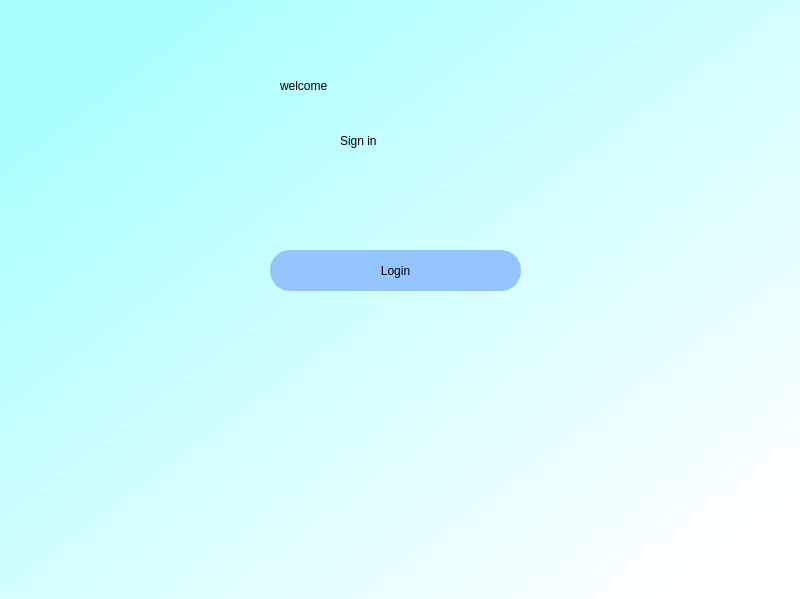
First picture: the form in welcomescreen.ui, repository nehamalviya22/Assure_Effort_Desktop_Application, before the edit.
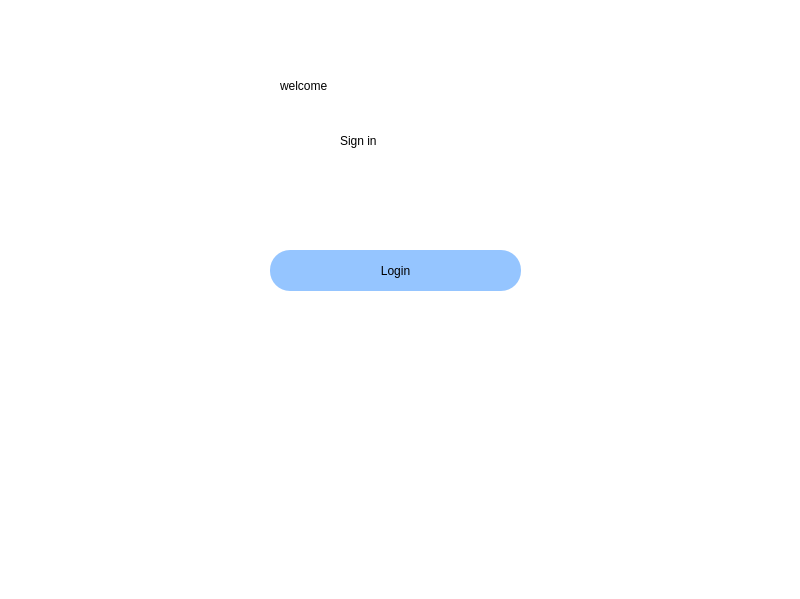
Second picture: the form after the edit.

Commit message: update design of all screen

```diff
--- a/welcomescreen.ui
+++ b/welcomescreen.ui
@@ -23,8 +23,7 @@
     </rect>
    </property>
    <property name="styleSheet">
-    <string notr="true">QWidget#bgwidget{
-background-color:qlineargradient(spread:pad, x1:0.105, y1:0.125, x2:0.916, y2:0.931818, stop:0 rgba(170, 255, 255, 255), stop:1 rgba(255, 255, 255, 255));}</string>
+    <string notr="true">background-color: rgb(255, 255, 255);</string>
    </property>
    <widget class="QLabel" name="label">
     <property name="geometry">
```
The commit also changes 3 other files.
